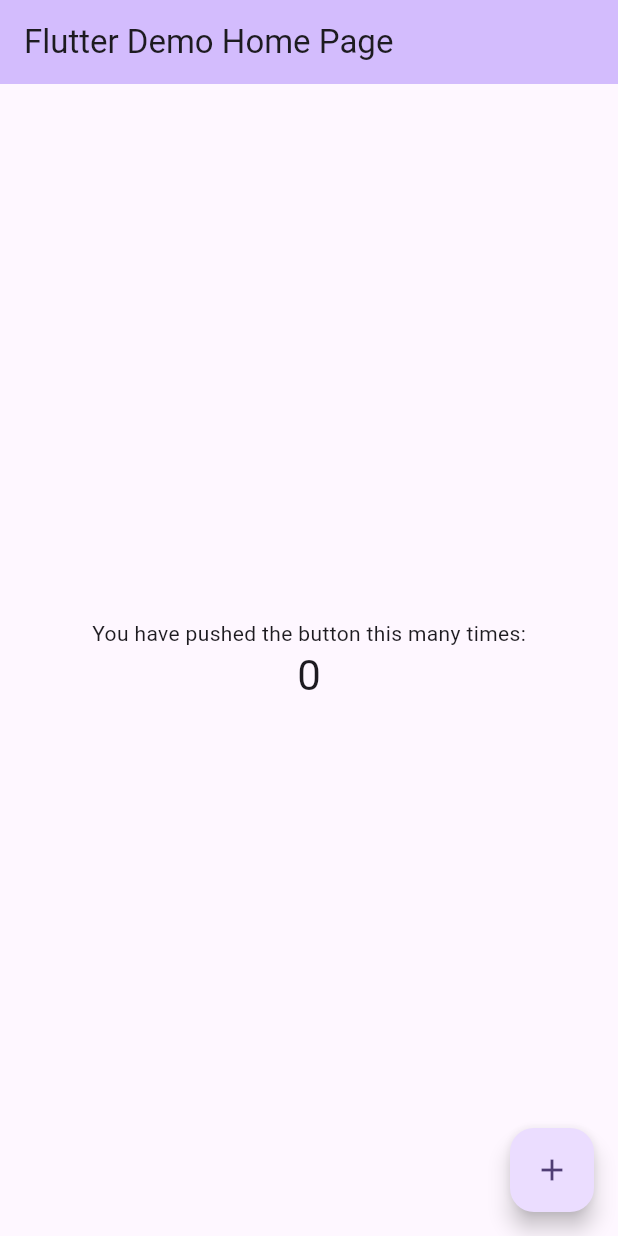
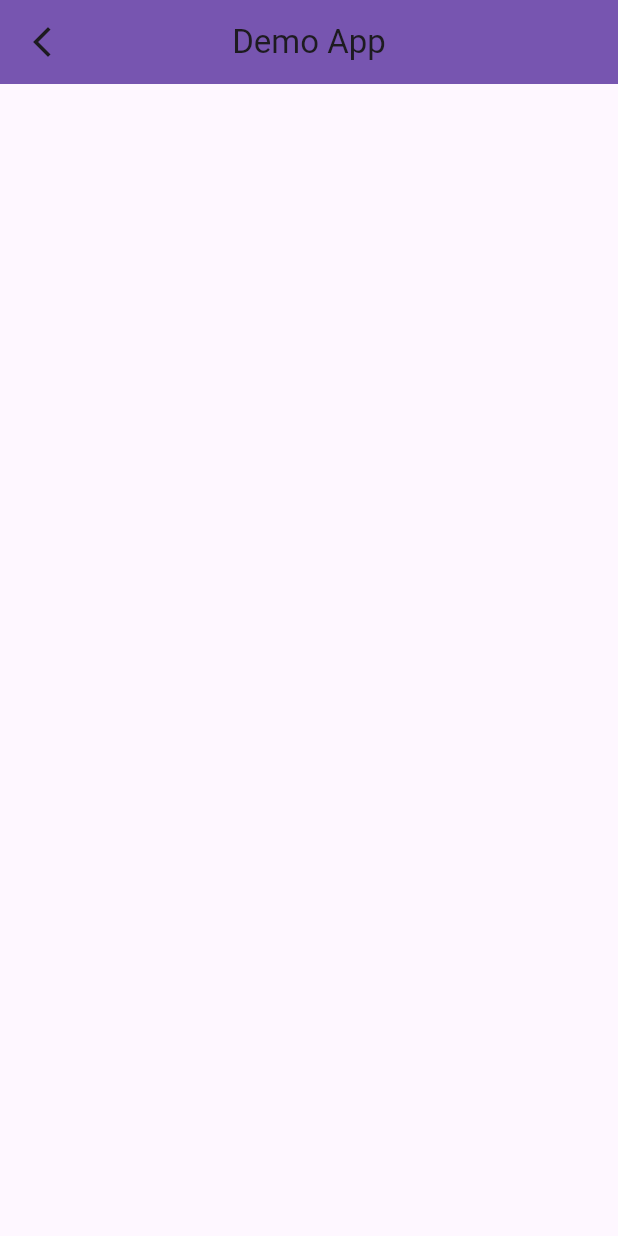
Before and after one commit to UzmahShaikh1506/Demo_App, a Flutter app: the screen it shows after launch, on a phone screen of 412 x 824 dp. Run offline on Flutter 3.47's test engine with Material 3 defaults, Android fonts, the phone set to English and light mode, and no system bars.

Commit message:
Added AppBar

```diff
--- a/lib/main.dart
+++ b/lib/main.dart
@@ -1,3 +1,4 @@
+import 'package:demo_app/screen.dart';
 import 'package:flutter/material.dart';
 
 void main() {
@@ -11,115 +12,8 @@ class MyApp extends StatelessWidget {
   @override
   Widget build(BuildContext context) {
     return MaterialApp(
-      title: 'Flutter Demo',
-      theme: ThemeData(
-        // This is the theme of your application.
-        //
-        // TRY THIS: Try running your application with "flutter run". You'll see
-        // the application has a purple toolbar. Then, without quitting the app,
-        // try changing the seedColor in the colorScheme below to Colors.green
-        // and then invoke "hot reload" (save your changes or press the "hot
-        // reload" button in a Flutter-supported IDE, or press "r" if you used
-        // the command line to start the app).
-        //
-        // Notice that the counter didn't reset back to zero; the application
-        // state is not lost during the reload. To reset the state, use hot
-        // restart instead.
-        //
-        // This works for code too, not just values: Most code changes can be
-        // tested with just a hot reload.
-        colorScheme: ColorScheme.fromSeed(seedColor: Colors.deepPurple),
-        useMaterial3: true,
-      ),
-      home: const MyHomePage(title: 'Flutter Demo Home Page'),
+      home: Myscreen(),
+
     );
   }
 }
-
-class MyHomePage extends StatefulWidget {
-  const MyHomePage({super.key, required this.title});
-
-  // This widget is the home page of your application. It is stateful, meaning
-  // that it has a State object (defined below) that contains fields that affect
-  // how it looks.
-
-  // This class is the configuration for the state. It holds the values (in this
-  // case the title) provided by the parent (in this case the App widget) and
-  // used by the build method of the State. Fields in a Widget subclass are
-  // always marked "final".
-
-  final String title;
-
-  @override
-  State<MyHomePage> createState() => _MyHomePageState();
-}
-
-class _MyHomePageState extends State<MyHomePage> {
-  int _counter = 0;
-
-  void _incrementCounter() {
-    setState(() {
-      // This call to setState tells the Flutter framework that something has
-      // changed in this State, which causes it to rerun the build method below
-      // so that the display can reflect the updated values. If we changed
-      // _counter without calling setState(), then the build method would not be
-      // called again, and so nothing would appear to happen.
-      _counter++;
-    });
-  }
-
-  @override
-  Widget build(BuildContext context) {
-    // This method is rerun every time setState is called, for instance as done
-    // by the _incrementCounter method above.
-    //
-    // The Flutter framework has been optimized to make rerunning build methods
-    // fast, so that you can just rebuild anything that needs updating rather
-    // than having to individually change instances of widgets.
-    return Scaffold(
-      appBar: AppBar(
-        // TRY THIS: Try changing the color here to a specific color (to
-        // Colors.amber, perhaps?) and trigger a hot reload to see the AppBar
-        // change color while the other colors stay the same.
-        backgroundColor: Theme.of(context).colorScheme.inversePrimary,
-        // Here we take the value from the MyHomePage object that was created by
-        // the App.build method, and use it to set our appbar title.
-        title: Text(widget.title),
-      ),
-      body: Center(
-        // Center is a layout widget. It takes a single child and positions it
-        // in the middle of the parent.
-        child: Column(
-          // Column is also a layout widget. It takes a list of children and
-          // arranges them vertically. By default, it sizes itself to fit its
-          // children horizontally, and tries to be as tall as its parent.
-          //
-          // Column has various properties to control how it sizes itself and
-          // how it positions its children. Here we use mainAxisAlignment to
-          // center the children vertically; the main axis here is the vertical
-          // axis because Columns are vertical (the cross axis would be
-          // horizontal).
-          //
-          // TRY THIS: Invoke "debug painting" (choose the "Toggle Debug Paint"
-          // action in the IDE, or press "p" in the console), to see the
-          // wireframe for each widget.
-          mainAxisAlignment: MainAxisAlignment.center,
-          children: <Widget>[
-            const Text(
-              'You have pushed the button this many times:',
-            ),
-            Text(
-              '$_counter',
-              style: Theme.of(context).textTheme.headlineMedium,
-            ),
-          ],
-        ),
-      ),
-      floatingActionButton: FloatingActionButton(
-        onPressed: _incrementCounter,
-        tooltip: 'Increment',
-        child: const Icon(Icons.add),
-      ), // This trailing comma makes auto-formatting nicer for build methods.
-    );
-  }
-}
--- /dev/null
+++ b/lib/screen.dart
@@ -0,0 +1,17 @@
+import 'package:flutter/material.dart';
+
+class Myscreen extends StatelessWidget {
+  const Myscreen({super.key});
+
+  @override
+  Widget build(BuildContext context) {
+    return Scaffold(
+      appBar: AppBar(
+        title: Text('Demo App'),
+        centerTitle: true,
+        backgroundColor: const Color.fromARGB(255, 119, 85, 176),
+        leading: Icon(Icons.arrow_back_ios_new),
+      ),
+    );
+  }
+}
```
